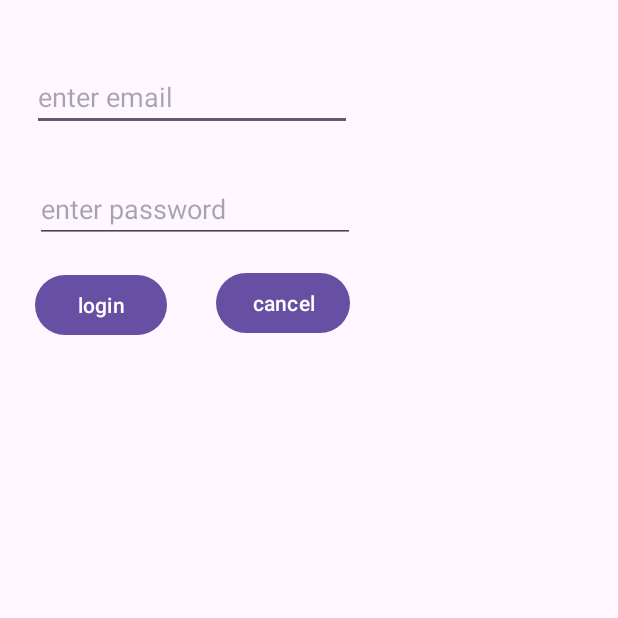
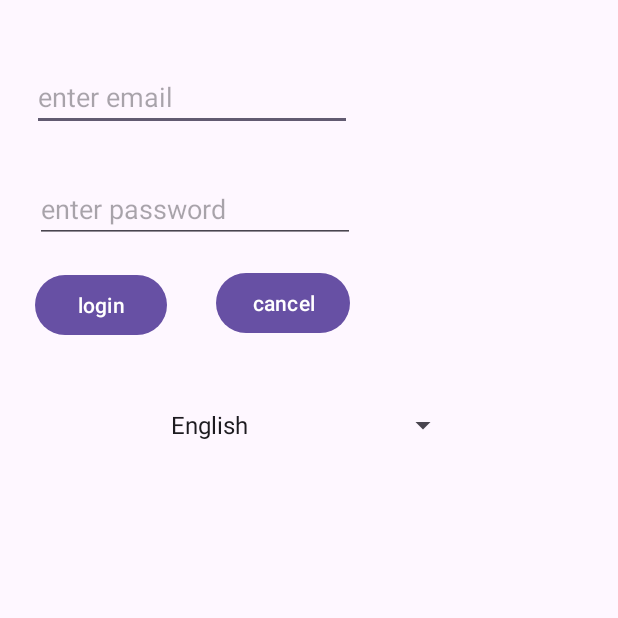
Before and after one commit to abdultanveer/amdocsapp, an Android app: the screen it shows after launch (MainActivity), on a phone screen of 412 x 824 dp, the top half of it. Run offline under Robolectric (Android 15) with nearby library versions, the phone set to English and light mode, and no system bars.

Commit message:
arrays.xml onitemselected

```diff
--- a/app/src/main/java/com/example/amdocsapp/MainActivity.kt
+++ b/app/src/main/java/com/example/amdocsapp/MainActivity.kt
@@ -3,17 +3,21 @@ package com.example.amdocsapp
 import android.os.Bundle
 import android.util.Log
 import android.view.View
+import android.widget.AdapterView
 import android.widget.Button
 import android.widget.EditText
+import android.widget.Spinner
 import androidx.activity.enableEdgeToEdge
 import androidx.appcompat.app.AppCompatActivity
 import androidx.core.view.ViewCompat
 import androidx.core.view.WindowInsetsCompat
 import com.google.android.material.snackbar.Snackbar
 
-class MainActivity : AppCompatActivity(), View.OnFocusChangeListener {
+class MainActivity : AppCompatActivity(), View.OnFocusChangeListener,
+    AdapterView.OnItemSelectedListener {
     lateinit var cancelBtn:Button
     lateinit var emailEt:EditText
+    lateinit var spinnerLangs:Spinner
 
     //var TAG = "MainActivity"
     var TAG = MainActivity::class.java.simpleName
@@ -25,6 +29,7 @@ class MainActivity : AppCompatActivity(), View.OnFocusChangeListener {
         Log.i(TAG,"oncreate")
 
         emailEt = findViewById(R.id.etEmail)
+        spinnerLangs = findViewById(R.id.languagesSpinner)
     //dive into the activity_main xml file which you inffflated recently and find a view in
     }
 
@@ -32,6 +37,7 @@ class MainActivity : AppCompatActivity(), View.OnFocusChangeListener {
         super.onStart()
         Log.v(TAG,"onstart")
         emailEt.setOnFocusChangeListener(this);
+        spinnerLangs.onItemSelectedListener = this
 
         cancelBtn = findViewById(R.id.btnCancel)
         cancelBtn.setOnClickListener(View.OnClickListener {
@@ -59,5 +65,14 @@ class MainActivity : AppCompatActivity(), View.OnFocusChangeListener {
         }
     }
 
+    override fun onItemSelected(parent: AdapterView<*>?, view: View?, position: Int, id: Long) {
+        var item = parent?.selectedItem.toString()
+        Log.i(TAG,item)
+    }
+
+    override fun onNothingSelected(parent: AdapterView<*>?) {
+        TODO("Not yet implemented")
+    }
+
 
 }
--- a/app/src/main/res/layout/activity_main.xml
+++ b/app/src/main/res/layout/activity_main.xml
@@ -32,8 +32,7 @@
         android:hint="enter password"
         android:inputType="numberPassword"
         app:layout_constraintStart_toStartOf="parent"
-        app:layout_constraintTop_toBottomOf="@+id/etEmail"
-        />
+        app:layout_constraintTop_toBottomOf="@+id/etEmail" />
 
     <Button
         android:id="@+id/btnLogin"
@@ -56,4 +55,16 @@
         android:text="cancel"
         app:layout_constraintEnd_toEndOf="@+id/etPassword"
         app:layout_constraintTop_toBottomOf="@+id/etPassword" />
+
+    <Spinner
+        android:id="@+id/languagesSpinner"
+        android:entries="@array/languages"
+        android:layout_width="200dp"
+        android:layout_height="wrap_content"
+        android:layout_marginStart="1dp"
+        android:layout_marginTop="44dp"
+        android:layout_marginEnd="1dp"
+        app:layout_constraintEnd_toEndOf="parent"
+        app:layout_constraintStart_toStartOf="parent"
+        app:layout_constraintTop_toBottomOf="@+id/btnLogin" />
 </androidx.constraintlayout.widget.ConstraintLayout>
--- /dev/null
+++ b/app/src/main/res/values/arrays.xml
@@ -0,0 +1,14 @@
+<?xml version="1.0" encoding="utf-8"?>
+<resources>
+
+    <string-array name="languages">
+        <item>English</item>
+        <item>Hindi</item>
+        <item>Urdu</item>
+        <item>Marathi</item>
+        <item>Kannada</item>
+        <item>Tamil</item>
+        <item>Malayalam</item>
+
+    </string-array>
+</resources>
```
